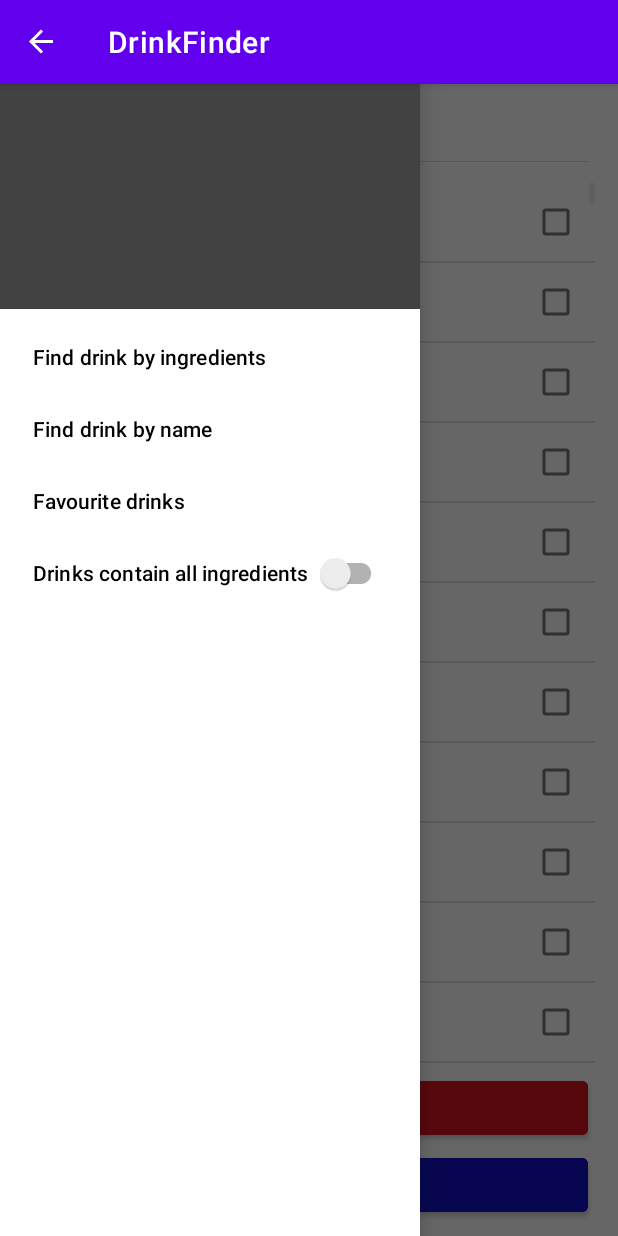
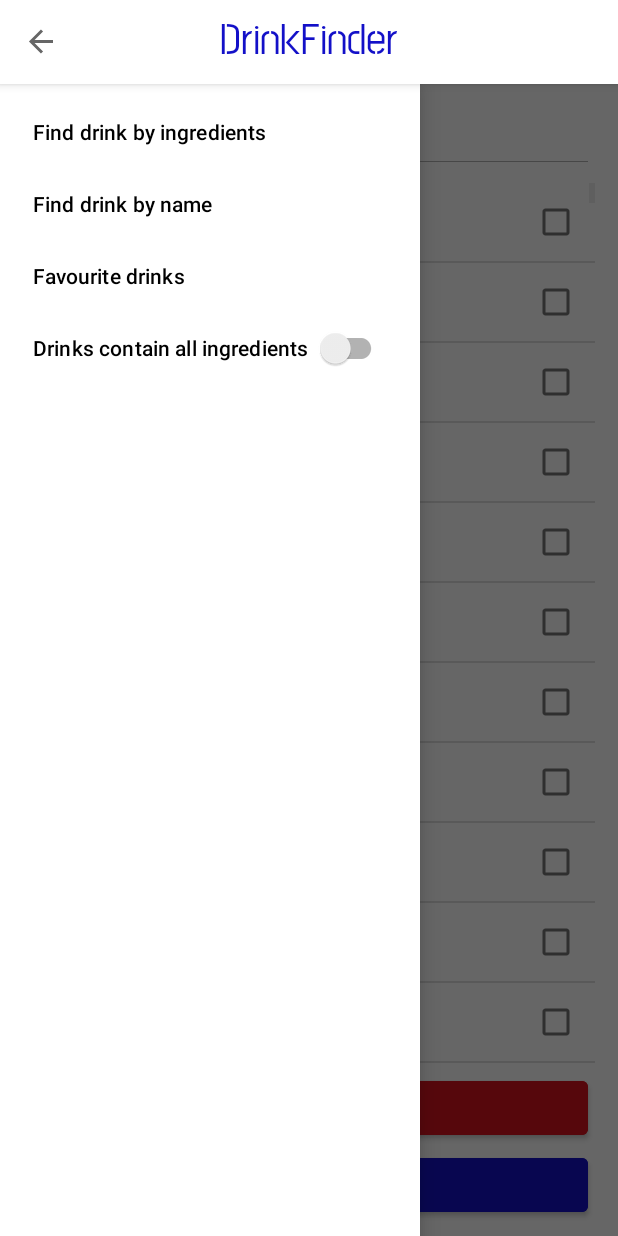
Before and after one commit to Bodzisz/DrinkFinder, an Android app: the screen it shows after launch (MainActivity), with the side drawer open, on a phone screen of 412 x 824 dp. Run offline under Robolectric (Android 15) with nearby library versions, the phone set to English and light mode, and no system bars; our stand-ins replace Room's generated code.

Commit message:
Style toolbar and navbar (#14)
* Change toolbar style

* Remove nav header

* Make base class for toolbar with back arrow activities

```diff
--- a/app/src/main/java/io/github/drinkfinder/DrinkListActivity.kt
+++ b/app/src/main/java/io/github/drinkfinder/DrinkListActivity.kt
@@ -5,9 +5,8 @@ import android.os.Bundle
 import android.widget.AdapterView
 import android.widget.ArrayAdapter
 import android.widget.ListView
-import androidx.appcompat.app.AppCompatActivity
 
-abstract class DrinkListActivity : AppCompatActivity() {
+abstract class DrinkListActivity : DrinkFinderSecondaryActivity() {
 
     lateinit var listView: ListView
 
@@ -15,6 +14,7 @@ abstract class DrinkListActivity : AppCompatActivity() {
         super.onCreate(savedInstanceState)
         setContentView(R.layout.activity_drinks_list)
 
+        initToolbar()
         initDrinksList()
 
         listView = findViewById(R.id.drinks_list_view)
--- a/app/src/main/java/io/github/drinkfinder/DrinkViewActivity.kt
+++ b/app/src/main/java/io/github/drinkfinder/DrinkViewActivity.kt
@@ -4,12 +4,11 @@ import android.os.Bundle
 import android.widget.ImageButton
 import android.widget.ImageView
 import android.widget.TextView
-import androidx.appcompat.app.AppCompatActivity
 import io.github.drinkfinder.database.DrinkDatabase
 import io.github.drinkfinder.database.Favourite
 import io.github.drinkfinder.database.Ingredient
 
-class DrinkViewActivity : AppCompatActivity() {
+class DrinkViewActivity : DrinkFinderSecondaryActivity() {
 
     private var isFavourite = false
 
@@ -21,6 +20,8 @@ class DrinkViewActivity : AppCompatActivity() {
     override fun onCreate(savedInstanceState: Bundle?) {
         super.onCreate(savedInstanceState)
         setContentView(R.layout.activity_drink_page)
+
+        initToolbar()
 
         val drinkDao = DrinkDatabase.getInstance(applicationContext).drinkDao()
         val selectedDrink =
--- a/app/src/main/java/io/github/drinkfinder/MainActivity.kt
+++ b/app/src/main/java/io/github/drinkfinder/MainActivity.kt
@@ -29,11 +29,14 @@ class MainActivity : AppCompatActivity() {
         super.onCreate(savedInstanceState)
         setContentView(R.layout.activity_main)
 
+        initToolbar()
+
         val ingredientsNames: List<String> =
             DrinkDatabase.getInstance(applicationContext).ingredientDao().getAllIngredientNames()
 
         fillIngredientsDataModel(ingredientsNames)
         adapter = IngredientListAdapter(ingredientsDataModel, applicationContext)
+
         initListView()
         initSearchView(ingredientsNames)
         initNavigationMenu()
@@ -51,6 +54,11 @@ class MainActivity : AppCompatActivity() {
     private fun switchScreens(activityClass: Class<*>?) {
         val nextScreen = Intent(this, activityClass)
         startActivity(nextScreen)
+    }
+
+    private fun initToolbar() {
+        setSupportActionBar(findViewById(R.id.myToolbar))
+        supportActionBar?.setDisplayShowTitleEnabled(false)
     }
 
     private fun initListView() {
--- a/app/src/main/java/io/github/drinkfinder/SelectedByNameDrinkListActivity.kt
+++ b/app/src/main/java/io/github/drinkfinder/SelectedByNameDrinkListActivity.kt
@@ -3,10 +3,9 @@ package io.github.drinkfinder
 import android.content.Intent
 import android.os.Bundle
 import android.widget.*
-import androidx.appcompat.app.AppCompatActivity
 import io.github.drinkfinder.database.DrinkDatabase
 
-class SelectedByNameDrinkListActivity : AppCompatActivity() {
+class SelectedByNameDrinkListActivity : DrinkFinderSecondaryActivity() {
 
     private lateinit var searchView: SearchView
     private lateinit var listView: ListView
@@ -15,6 +14,8 @@ class SelectedByNameDrinkListActivity : AppCompatActivity() {
     override fun onCreate(savedInstanceState: Bundle?) {
         super.onCreate(savedInstanceState)
         setContentView(R.layout.activity_search_by_name)
+
+        initToolbar()
 
         val drinkNames: List<String> =
             DrinkDatabase.getInstance(applicationContext).drinkDao().getAllNames()
--- /dev/null
+++ b/app/src/main/res/font/title_font.xml
@@ -0,0 +1,8 @@
+<?xml version="1.0" encoding="utf-8"?>
+<font-family xmlns:android="http://schemas.android.com/apk/res/android">
+    <font
+        android:fontStyle="normal"
+        android:fontWeight="800"
+        android:font="@font/post_no_bills_colombo_medium" />
+
+</font-family>
--- a/app/src/main/res/layout/activity_main.xml
+++ b/app/src/main/res/layout/activity_main.xml
@@ -1,28 +1,22 @@
 <?xml version="1.0" encoding="utf-8"?>
-<androidx.drawerlayout.widget.DrawerLayout xmlns:android="http://schemas.android.com/apk/res/android"
-    xmlns:tools="http://schemas.android.com/tools"
+<RelativeLayout
+    xmlns:android="http://schemas.android.com/apk/res/android"
+    android:layout_width="match_parent"
+    android:layout_height="match_parent">
+
+    <include
+        layout="@layout/toolbar"
+        android:id="@+id/toolbarInclude"/>
+    <androidx.drawerlayout.widget.DrawerLayout xmlns:tools="http://schemas.android.com/tools"
         android:id="@+id/main_layout"
         android:layout_width="match_parent"
         android:layout_height="match_parent"
+        android:layout_below="@+id/toolbarInclude"
         tools:context=".MainActivity">
 
         <RelativeLayout
             android:layout_width="match_parent"
             android:layout_height="match_parent">
-
-        <!--Search view for filtering list view-->
-
-        <SearchView
-            android:id="@+id/ingredientSearch"
-            android:layout_width="match_parent"
-            android:layout_height="wrap_content"
-            android:layout_marginStart="8dp"
-            android:layout_marginTop="8dp"
-            android:layout_marginEnd="8dp"
-            android:layout_marginBottom="8dp"
-            android:iconifiedByDefault="false"
-            android:padding="4dp"
-            android:queryHint="@string/ingredient_search_placeholder" />
 
         <ListView
             android:id="@+id/listview_1"
@@ -57,9 +51,23 @@
             android:text="@string/search"
             android:textSize="20sp"
             android:textStyle="bold" />
+            <!--Search view for filtering list view-->
+
+            <SearchView
+                android:id="@+id/ingredientSearch"
+                android:layout_width="match_parent"
+                android:layout_height="wrap_content"
+                android:layout_marginStart="8dp"
+                android:layout_marginTop="8dp"
+                android:layout_marginEnd="8dp"
+                android:layout_marginBottom="8dp"
+                android:iconifiedByDefault="false"
+                android:padding="4dp"
+                android:queryHint="@string/ingredient_search_placeholder" />
 
         </RelativeLayout>
 
         <include layout="@layout/nav_view" />
 
     </androidx.drawerlayout.widget.DrawerLayout>
+</RelativeLayout>
--- a/app/src/main/res/layout/nav_header.xml
+++ /dev/null
@@ -1,7 +0,0 @@
-<?xml version="1.0" encoding="utf-8"?>
-<androidx.constraintlayout.widget.ConstraintLayout xmlns:android="http://schemas.android.com/apk/res/android"
-    android:layout_width="match_parent"
-    android:layout_height="150dp"
-    android:background="@color/cardview_dark_background">
-
-</androidx.constraintlayout.widget.ConstraintLayout>
--- a/app/src/main/res/layout/nav_view.xml
+++ b/app/src/main/res/layout/nav_view.xml
@@ -5,7 +5,6 @@
     android:id="@+id/nav_view"
     android:layout_width="wrap_content"
     android:layout_height="match_parent"
-    app:headerLayout="@layout/nav_header"
     app:menu="@menu/nav_drawer_menu"
     android:layout_gravity="start"
     android:fitsSystemWindows="true" />
--- /dev/null
+++ b/app/src/main/res/layout/toolbar.xml
@@ -0,0 +1,31 @@
+<com.google.android.material.appbar.AppBarLayout xmlns:android="http://schemas.android.com/apk/res/android"
+    android:layout_width="match_parent"
+    android:layout_height="wrap_content"
+    xmlns:app="http://schemas.android.com/apk/res-auto"
+    app:layout_constraintEnd_toEndOf="parent"
+    app:layout_constraintStart_toStartOf="parent"
+    app:layout_constraintTop_toTopOf="parent">
+    <RelativeLayout
+        android:layout_width="match_parent"
+        android:layout_height="wrap_content">
+
+        <androidx.appcompat.widget.Toolbar
+            android:id="@+id/myToolbar"
+            android:layout_width="match_parent"
+            android:layout_height="wrap_content"
+
+            android:background="@color/white"
+            android:minHeight="?attr/actionBarSize"
+            android:theme="@style/MyActionBarTheme"
+            app:popupTheme="@style/ThemeOverlay.AppCompat.Light">
+        </androidx.appcompat.widget.Toolbar>
+        <TextView
+            android:layout_width="wrap_content"
+            android:layout_height="wrap_content"
+            android:layout_centerInParent="true"
+            android:gravity="center_horizontal"
+            android:text="@string/app_name"
+            android:theme="@style/AppTitleStyle" />
+    </RelativeLayout>
+
+</com.google.android.material.appbar.AppBarLayout>
--- a/app/src/main/res/values/themes.xml
+++ b/app/src/main/res/values/themes.xml
@@ -1,6 +1,6 @@
 <resources>
     <!-- Base application theme. -->
-    <style name="Theme.DrinkFinder" parent="Theme.MaterialComponents.DayNight.DarkActionBar">
+    <style name="Theme.DrinkFinder" parent="Theme.MaterialComponents.DayNight.NoActionBar">
         <!-- Primary brand color. -->
         <item name="colorPrimary">@color/purple_500</item>
         <item name="colorPrimaryVariant">@color/black</item>
@@ -15,4 +15,15 @@
         <item name="android:fontFamily">sans-serif</item>
         <item name="fontFamily">sans-serif</item>
     </style>
+
+    <style name="MyActionBarTheme" parent="Theme.AppCompat.Light.DarkActionBar">
+        <item name="android:textColorPrimary">@color/blue</item>
+        <item name="android:colorPrimary">@color/white</item>
+    </style>
+
+    <style name="AppTitleStyle">
+        <item name="android:textColor">@color/blue</item>
+        <item name="fontFamily">@font/title_font</item>
+        <item name="android:textSize">30sp</item>
+    </style>
 </resources>
```
Also changed, not shown: app/src/main/java/io/github/drinkfinder/DrinkFinderSecondaryActivity.kt (added, +18 -0 lines), app/src/main/res/layout/activity_drink_page.xml (+12 -2 lines), app/src/main/res/layout/activity_drinks_list.xml (+11 -2 lines), app/src/main/res/layout/activity_search_by_name.xml (+12 -2 lines), app/src/main/res/font/post_no_bills_colombo_medium.ttf (added). Lines whose indentation alone changed are shown as unchanged.
